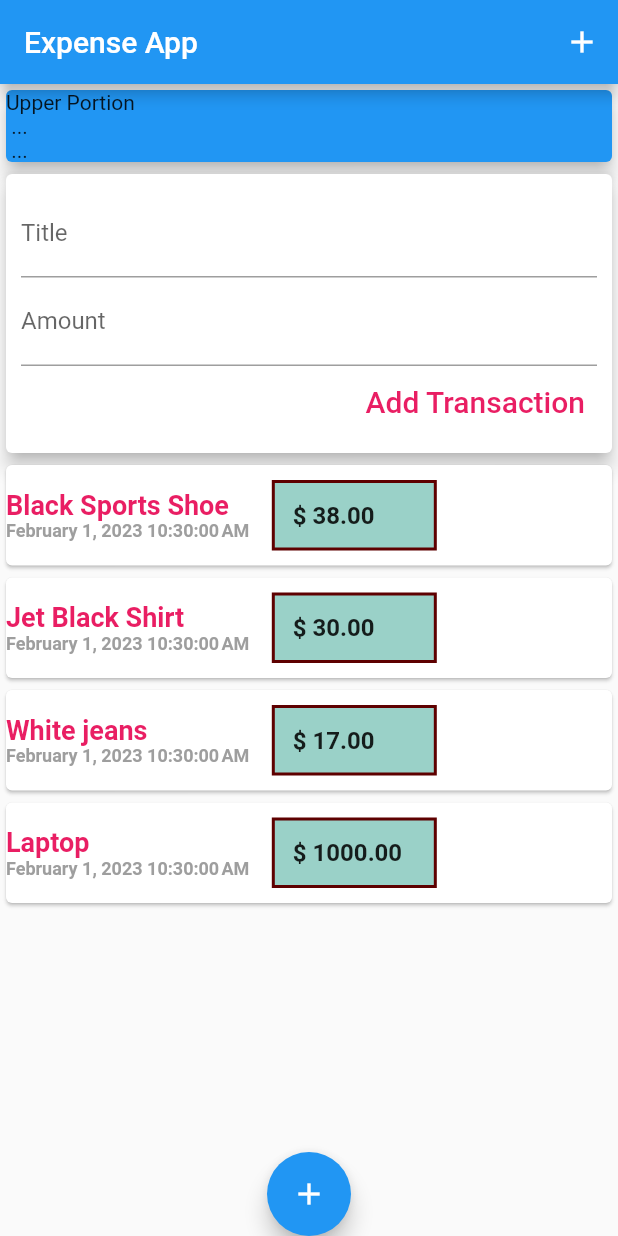
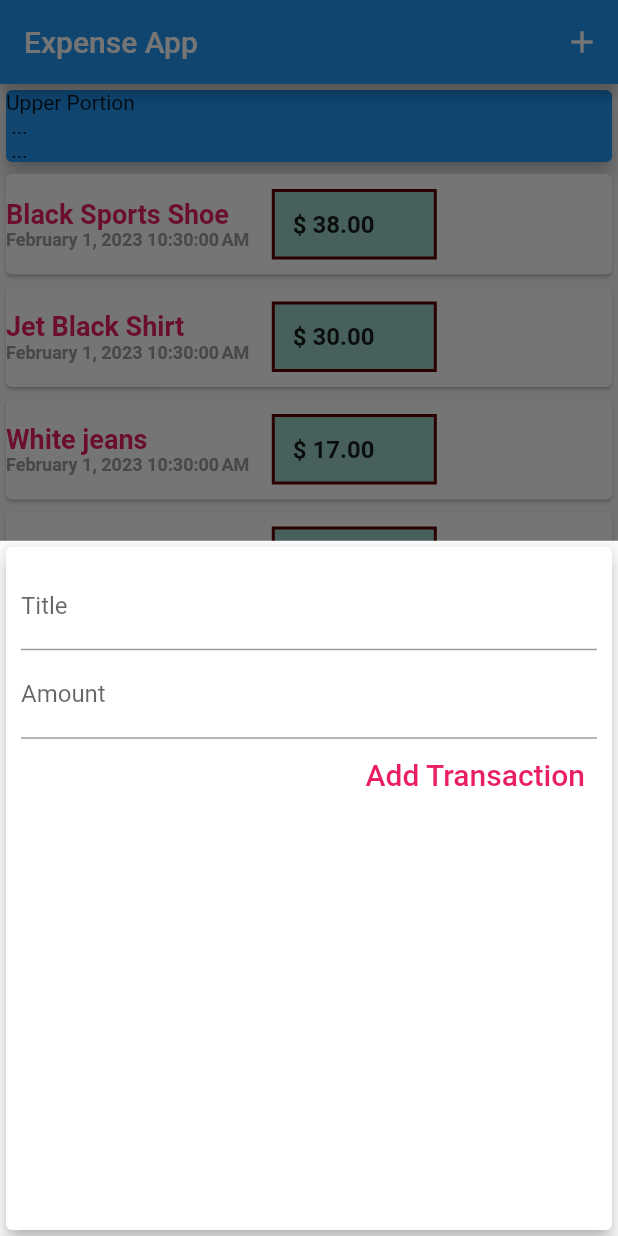
Before and after one commit to Ibrahim-Lokman/RedDot, a Flutter app: the screen it shows after launch, after a tap on the "add" icon, on a phone screen of 412 x 824 dp. Run offline on Flutter 3.47's test engine with Material 2 defaults, Android fonts, the phone set to English and light mode, and no system bars.

```diff
--- a/lib/main.dart
+++ b/lib/main.dart
@@ -1,6 +1,9 @@
-import 'package:expense_app/widgets/user_transaction.dart';
+import 'package:expense_app/widgets/new_transaction.dart';
+import 'package:expense_app/widgets/transaction_list.dart';
 import 'package:flutter/material.dart';
 import 'package:intl/intl.dart';
+
+import 'models/transaction.dart';
 
 void main() {
   runApp(MyApp());
@@ -16,9 +19,47 @@ class MyApp extends StatelessWidget {
   }
 }
 
-class MyHomePage extends StatelessWidget {
+class MyHomePage extends StatefulWidget {
+  @override
+  State<MyHomePage> createState() => _MyHomePageState();
+}
+
+class _MyHomePageState extends State<MyHomePage> {
+
+
+   final List<Transaction> _userTransactions = [
+    Transaction(id: '2', title: 'Black Sports Shoe', amount: 38, date: DateTime.now()),
+    Transaction(id: '3', title: 'Jet Black Shirt', amount: 30, date: DateTime.now()),
+    Transaction(id: '4', title: 'White jeans', amount: 17, date: DateTime.now()),
+    Transaction(id: '5', title: 'Laptop', amount: 1000, date: DateTime.now()),
+  ];
+
+  void _addNewTransaction(String txTitle, double txAmount) {
+    final newTx = Transaction(
+      id: DateTime.now.toString(),
+      title: txTitle,
+      amount: txAmount,
+      date: DateTime.now());
+
+    setState(() {
+      _userTransactions.add(newTx);
+    });
+
+  }
+
+
   //String titleInput;
-  //String amountInput;
+  void _startAddNewTransaction(BuildContext ctx) {
+    showModalBottomSheet(
+      context: ctx,
+      builder: (_) {
+         return GestureDetector(
+          onTap: () {},
+          child: NewTransaction(_addNewTransaction),
+          behavior: HitTestBehavior.opaque,
+          );
+      },);
+  }
 
   @override
   Widget build(BuildContext context) {
@@ -27,7 +68,7 @@ class MyHomePage extends StatelessWidget {
         title: Text("Expense App"),
         actions: <Widget>[
           IconButton(
-            onPressed: () => {},
+            onPressed: () => _startAddNewTransaction(context),
             icon: Icon(Icons.add),
             )
         ]
@@ -45,14 +86,14 @@ class MyHomePage extends StatelessWidget {
                   elevation : 5,
                 ),
               ),
-              UserTransaction()
+              TransactionList(_userTransactions),
             ],
           ),
       ),
       floatingActionButtonLocation: FloatingActionButtonLocation.centerDocked,
       floatingActionButton: FloatingActionButton(
         child: Icon(Icons.add),
-        onPressed: () {},
+        onPressed: () => _startAddNewTransaction(context),
         ),
     );
   }
--- a/lib/widgets/new_transaction.dart
+++ b/lib/widgets/new_transaction.dart
@@ -2,15 +2,20 @@ import 'package:flutter/src/widgets/container.dart';
 import 'package:flutter/src/widgets/framework.dart';
 
 import 'package:flutter/material.dart';
-class NewTransaction extends StatelessWidget {
+class NewTransaction extends StatefulWidget {
 
-  final titleController = TextEditingController();
-  final amountController = TextEditingController();
   final Function addTx;
 
   NewTransaction(this.addTx);
 
+  @override
+  State<NewTransaction>  createState() => _NewTransactionState();
+}
 
+class _NewTransactionState extends State<NewTransaction> {
+  final titleController = TextEditingController();
+
+  final amountController = TextEditingController();
 
   void submitData(){
 
@@ -21,10 +26,14 @@ class NewTransaction extends StatelessWidget {
       return;
     }
 
-    addTx(
+    widget.addTx(
        entererdTiltle,
        entererdAmount
     );
+
+
+    //close/pop the topmost widget
+    Navigator.of(context).pop();
 
   }
 
--- a/lib/widgets/user_transaction.dart
+++ /dev/null
@@ -1,44 +0,0 @@
-import 'package:expense_app/widgets/new_transaction.dart';
-import 'package:expense_app/widgets/transaction_list.dart';
-import 'package:flutter/material.dart';
-
-import '../models/transaction.dart';
-
-class UserTransaction extends StatefulWidget {
-
-  @override
-  State<UserTransaction> createState() => _UserTransactionState();
-}
-
-class _UserTransactionState extends State<UserTransaction> {
-
-    final List<Transaction> _userTransactions = [
-    Transaction(id: '2', title: 'Black Sports Shoe', amount: 38, date: DateTime.now()),
-    Transaction(id: '3', title: 'Jet Black Shirt', amount: 30, date: DateTime.now()),
-    Transaction(id: '4', title: 'White jeans', amount: 17, date: DateTime.now()),
-    Transaction(id: '5', title: 'Laptop', amount: 1000, date: DateTime.now()),
-  ];
-
-  void _addNewTransaction(String txTitle, double txAmount) {
-    final newTx = Transaction(
-      id: DateTime.now.toString(),
-      title: txTitle,
-      amount: txAmount,
-      date: DateTime.now());
-    setState(() {
-      _userTransactions.add(newTx);
-    });
-
-  }
-
-
-  @override
-  Widget build(BuildContext context) {
-    return Column(
-      children: <Widget>[
-          NewTransaction(_addNewTransaction),
-          TransactionList(_userTransactions)
-      ],
-    );
-  }
-}
```
